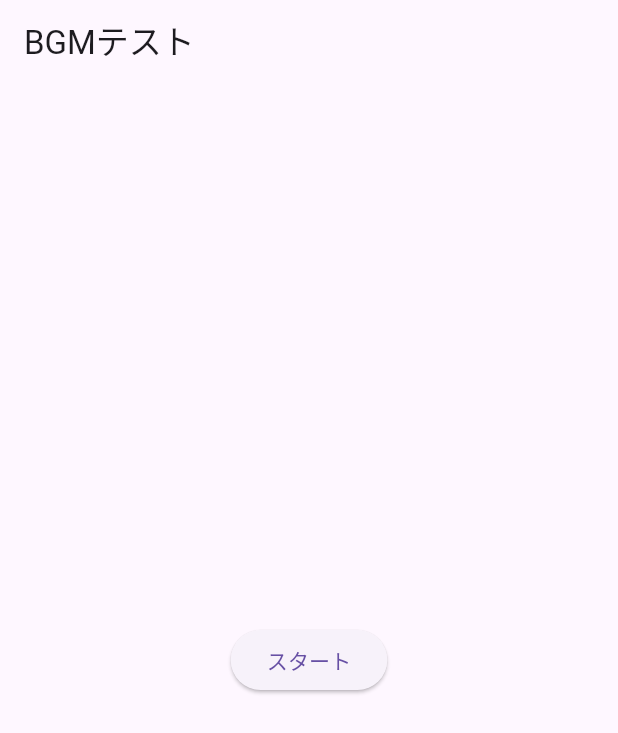
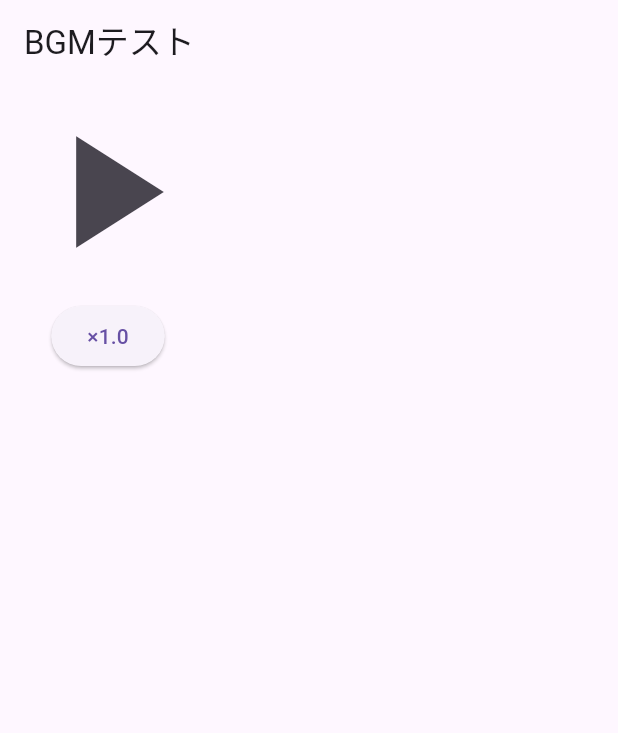
Before and after one commit to ironmax123/oyutamari_bongo, a Flutter app: the screen it shows after launch, on a phone screen of 412 x 824 dp. Shown: the top 733 px of the screen. Run offline on Flutter 3.47's test engine with Material 3 defaults, Android fonts, the phone set to English and light mode, and no system bars; our stand-ins replace flutter_hooks, just_audio; missing offline and left inert: audio_session; statements that could not run were skipped.

Commit message:
倍速再生と再生ボタンの切り替えを実装

```diff
--- a/lib/pages/sounds_test.dart
+++ b/lib/pages/sounds_test.dart
@@ -8,14 +8,16 @@ class SoundsTest extends HookWidget {
 
   @override
   Widget build(BuildContext context) {
-    const text = 'スタート';
     final audioPlayer = useMemoized(() => AudioPlayer());
+    final audioPlayer2 = useMemoized(() => AudioPlayer());
+    final isPlaying = useState(false);
 
     Future<void> setupSessionAndLoadAudio() async {
       try {
         final session = await AudioSession.instance;
         await session.configure(const AudioSessionConfiguration.speech());
         await audioPlayer.setAsset('assets/sounds/audio.mp3');
+        await audioPlayer2.setAsset('assets/sounds/se1.mp3');
         debugPrint('音声ファイルロード完了');
       } catch (e) {
         debugPrint('Error: $e');
@@ -26,22 +28,38 @@ class SoundsTest extends HookWidget {
       setupSessionAndLoadAudio();
       return () => audioPlayer.dispose(); // コンポーネント破棄時に解放
     }, [audioPlayer]);
-
+    final playSpeed = useState(1.0);
     return Scaffold(
         appBar: AppBar(title: const Text('BGMテスト')),
-      body: Center(
-        child: ElevatedButton(
+        body: Column(
+          children: [
+            IconButton(
+              icon: Icon(isPlaying.value ? Icons.pause : Icons.play_arrow),
               onPressed: () async {
-            try {
+                if (isPlaying.value) {
+                  await audioPlayer.pause();
+                } else {
                   await audioPlayer.play();
-              debugPrint('再生');
-            } catch (e) {
-              debugPrint('エラー: $e');
+                  Future.delayed(const Duration(seconds: 2), () {
+                    audioPlayer2.play();
+                  });
+                  audioPlayer.loopMode;
+                  audioPlayer2.loopMode;
                 }
+                isPlaying.value = !isPlaying.value;
               },
-          child: const Text(text),
+              iconSize: 128,
             ),
-      ),
-    );
+            ElevatedButton(
+                onPressed: () {
+                  playSpeed.value += 0.5;
+                  if (playSpeed.value > 3) {
+                    playSpeed.value = 1.0;
+                  }
+                  audioPlayer.setSpeed(playSpeed.value);
+                },
+                child: Text('×${playSpeed.value}'))
+          ],
+        ));
   }
 }
```
Also changed, not shown: 1 other file. Lines whose indentation alone changed are shown as unchanged.
